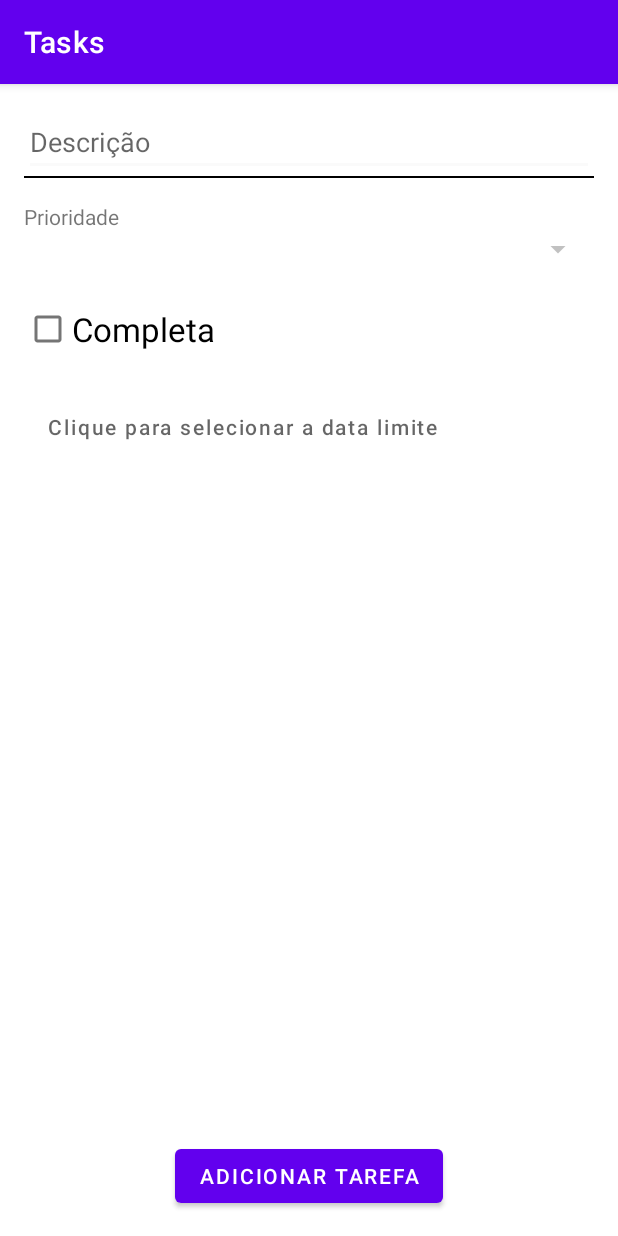
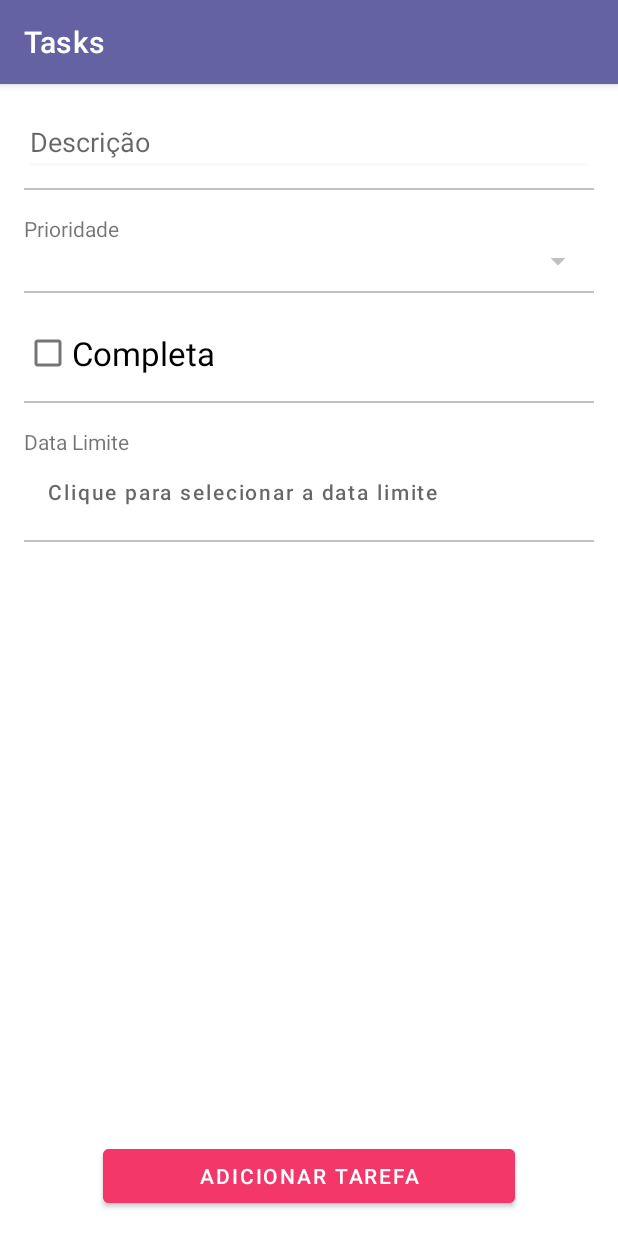
Before and after one commit to JacksonSanti/tasks, an Android app: the TaskFormActivity screen opened directly, with no data from a screen before it, on a phone screen of 412 x 824 dp. Run offline under Robolectric (Android 15) with nearby library versions, the phone set to English and light mode, and no system bars; our stand-ins replace Room's generated code; pictures from the network do not load.

```diff
--- a/app/build.gradle
+++ b/app/build.gradle
@@ -47,6 +47,7 @@ dependencies {
     implementation 'androidx.navigation:navigation-ui-ktx:2.5.3'
     implementation 'com.squareup.retrofit2:retrofit:2.5.0'
     implementation 'com.squareup.retrofit2:converter-gson:2.3.0'
+    implementation 'androidx.biometric:biometric:1.1.0'
     implementation 'androidx.room:room-runtime:2.4.3'
     kapt 'androidx.room:room-compiler:2.4.3'
     testImplementation 'junit:junit:4.13.2'
--- a/app/src/main/res/layout/activity_task_form.xml
+++ b/app/src/main/res/layout/activity_task_form.xml
@@ -19,9 +19,10 @@
 
     <View
         android:id="@+id/view_description"
-        android:layout_width="match_parent"
+        style="@style/viewDivide"
+        app:layout_constraintStart_toStartOf="parent"
+        app:layout_constraintEnd_toEndOf="parent"
         android:layout_height="1dp"
-        android:background="@color/black"
         app:layout_constraintTop_toBottomOf="@+id/edit_description" />
 
     <TextView
@@ -45,7 +46,7 @@
 
     <View
         android:id="@+id/view_complete"
-        android:layout_width="0dp"
+        style="@style/viewDivide"
         android:layout_height="1dp"
         app:layout_constraintEnd_toEndOf="parent"
         app:layout_constraintStart_toStartOf="parent"
@@ -64,28 +65,39 @@
 
     <View
         android:id="@+id/view_date"
-        android:layout_width="0dp"
+        style="@style/viewDivide"
         android:layout_height="1dp"
         app:layout_constraintEnd_toEndOf="parent"
         app:layout_constraintStart_toStartOf="parent"
         app:layout_constraintTop_toBottomOf="@+id/check_complete" />
 
+    <TextView
+        android:id="@+id/text_duedate"
+        android:layout_width="0dp"
+        android:layout_height="wrap_content"
+        android:layout_marginTop="16dp"
+        android:text="Data Limite"
+        app:layout_constraintEnd_toEndOf="parent"
+        app:layout_constraintStart_toStartOf="parent"
+        app:layout_constraintTop_toBottomOf="@+id/view_date" />
+
+
     <Button
         android:id="@+id/button_date"
         android:layout_width="0dp"
         android:layout_height="wrap_content"
-        android:layout_marginTop="16dp"
+
         android:background="@android:color/transparent"
         android:gravity="center_vertical"
         android:textColor="@color/black"
         android:hint="@string/clique_para_selecionar_a_data"
         app:layout_constraintEnd_toEndOf="parent"
         app:layout_constraintStart_toStartOf="parent"
-        app:layout_constraintTop_toBottomOf="@+id/view_date" />
+        app:layout_constraintTop_toBottomOf="@+id/text_duedate" />
 
     <View
         android:id="@+id/view_save"
-        android:layout_width="0dp"
+        style="@style/viewDivide"
         android:layout_height="1dp"
         app:layout_constraintEnd_toEndOf="parent"
         app:layout_constraintStart_toStartOf="parent"
@@ -95,6 +107,7 @@
         android:id="@+id/button_save"
         android:layout_width="wrap_content"
         android:layout_height="wrap_content"
+        style="@style/DefaultButton"
         android:text="@string/adicionar_tarefa"
         app:layout_constraintBottom_toBottomOf="parent"
         app:layout_constraintEnd_toEndOf="parent"
--- a/app/src/main/res/layout/app_bar_main.xml
+++ b/app/src/main/res/layout/app_bar_main.xml
@@ -27,8 +27,10 @@
         android:layout_width="wrap_content"
         android:layout_height="wrap_content"
         android:layout_gravity="bottom|end"
+        android:backgroundTint="@color/pink"
         android:layout_marginEnd="@dimen/fab_margin"
+        app:tint = "@color/white"
         android:layout_marginBottom="16dp"
-        app:srcCompat="@android:drawable/ic_dialog_email" />
+        app:srcCompat="@drawable/ic_add" />
 
 </androidx.coordinatorlayout.widget.CoordinatorLayout>
--- a/app/src/main/res/layout/nav_header_main.xml
+++ b/app/src/main/res/layout/nav_header_main.xml
@@ -3,7 +3,7 @@
     xmlns:app="http://schemas.android.com/apk/res-auto"
     android:layout_width="match_parent"
     android:layout_height="@dimen/nav_header_height"
-    android:background="@drawable/side_nav_bar"
+    android:background="@drawable/shape_background"
     android:gravity="bottom"
     android:orientation="vertical"
     android:paddingLeft="@dimen/activity_horizontal_margin"
--- a/app/src/main/res/values/colors.xml
+++ b/app/src/main/res/values/colors.xml
@@ -1,10 +1,14 @@
 <?xml version="1.0" encoding="utf-8"?>
 <resources>
     <color name="purple_200">#FFBB86FC</color>
-    <color name="purple_500">#FF6200EE</color>
-    <color name="purple_700">#FF3700B3</color>
+    <color name="purple_500">#6462a3</color>
+    <color name="purple_700">#3b3a61</color>
     <color name="teal_200">#FF03DAC5</color>
     <color name="teal_700">#FF018786</color>
     <color name="black">#FF000000</color>
     <color name="white">#FFFFFFFF</color>
+    <color name="pink">#f33769</color>
+    <color name="grey_700">#FFFFFF</color>
+    <color name="grey_500">#c1c1c1</color>
+    <color name="grey_200">#535353</color>
 </resources>
--- a/app/src/main/res/values/themes.xml
+++ b/app/src/main/res/values/themes.xml
@@ -22,4 +22,34 @@
     <style name="Theme.Tasks.AppBarOverlay" parent="ThemeOverlay.AppCompat.Dark.ActionBar" />
 
     <style name="Theme.Tasks.PopupOverlay" parent="ThemeOverlay.AppCompat.Light" />
+
+    <!--Botão customizado -->
+
+    <style name="DefaultButton">
+        <item name="android:backgroundTint">@color/pink</item>
+        <item name="android:paddingStart">64dp</item>
+        <item name="android:paddingEnd">64dp</item>
+        <item name="android:paddingTop">8dp</item>
+        <item name="android:paddingBottom">8dp</item>
+    </style>
+
+
+    <style name="EditTextWhite">
+        <item name="android:textColor">@color/white</item>
+        <item name="android:textColorHint">@color/white</item>
+        <item name="android:backgroundTint">@color/white</item>
+        <item name="android:drawablePadding">8dp</item>
+        <item name="android:drawableTint">@color/white</item>
+
+    </style>
+
+
+    <style name="viewDivide">
+        <item name="android:background">@color/grey_500</item>
+        <item name="android:layout_marginTop">8dp</item>
+        <item name="android:layout_width">match_parent</item>
+    </style>
+
+
+
 </resources>
```
Also changed, not shown: app/src/main/java/com/devmasterteam/tasks/service/helper/BiometricHelper.kt (added, +31 -0 lines), app/src/main/java/com/devmasterteam/tasks/view/LoginActivity.kt (+34 -1 lines), app/src/main/java/com/devmasterteam/tasks/viewmodel/LoginViewModel.kt (+5 -2 lines), app/src/main/res/drawable/shape_background.xml (added, +12 -0 lines), app/src/main/res/layout/activity_login.xml (+20 -1 lines), app/src/main/res/layout/activity_register.xml (+7 -0 lines), app/src/main/res/values-v23/themes.xml (added, +12 -0 lines).
